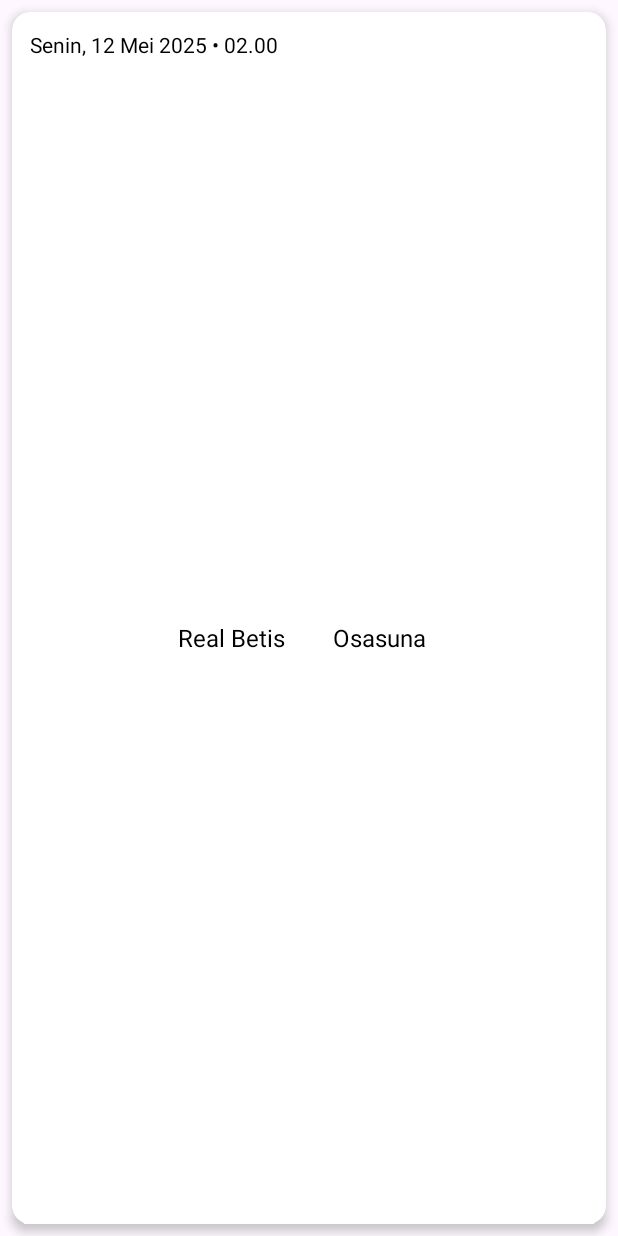
After one commit to ASenoJati/PAS_genap_02_10, an Android app: the layout jadwal_pertandingan_item_layout.xml on its own in the app's theme, with its tools: preview values and no code run, on a phone screen of 412 x 824 dp. The commit adds this screen. Run offline under Robolectric (Android 15) with nearby library versions, the phone set to English and light mode, and no system bars.

Commit message:
Feat [BANYU] jadwal pertandingan

```diff
--- a/app/src/main/java/com/example/pas_genap_02_10/SoccerAPI.java
+++ b/app/src/main/java/com/example/pas_genap_02_10/SoccerAPI.java
@@ -7,4 +7,8 @@ import retrofit2.http.Query;
 public interface SoccerAPI {
     @GET("/api/v1/json/3/search_all_teams.php?l=English%20Premier%20League")
     Call<EPLResponse> getEPL(@Query("l") String league);
+
+    @GET("/api/v1/json/3/eventsround.php?id=4328&r=38&s=2024-2025")
+    Call<JadwalPertandinganResponse> getJadwalPertandingan(@Query("l") String jadwal);
+
 }
--- /dev/null
+++ b/app/src/main/res/layout/jadwal_pertandingan_item_layout.xml
@@ -0,0 +1,90 @@
+<?xml version="1.0" encoding="utf-8"?>
+<androidx.cardview.widget.CardView xmlns:android="http://schemas.android.com/apk/res/android"
+    xmlns:card_view="http://schemas.android.com/apk/res-auto"
+    android:layout_width="match_parent"
+    android:layout_height="wrap_content"
+    android:layout_margin="8dp"
+    card_view:cardCornerRadius="12dp"
+    card_view:cardElevation="4dp"
+    card_view:cardBackgroundColor="@android:color/white">
+
+    <LinearLayout
+        android:layout_width="match_parent"
+        android:layout_height="wrap_content"
+        android:orientation="vertical"
+        android:padding="12dp">
+
+        <TextView
+            android:id="@+id/tvJadwalPertandingan"
+            android:layout_width="wrap_content"
+            android:layout_height="wrap_content"
+            android:text="Senin, 12 Mei 2025 • 02.00"
+            android:textColor="#000000"
+            android:textSize="14sp"
+            android:layout_marginBottom="8dp" />
+
+
+        <LinearLayout
+            android:layout_width="match_parent"
+            android:layout_height="wrap_content"
+            android:orientation="horizontal"
+            android:gravity="center"
+            android:paddingVertical="4dp">
+
+            <!-- Tim 1 (kiri) -->
+            <LinearLayout
+                android:layout_width="0dp"
+                android:layout_height="wrap_content"
+                android:layout_weight="1"
+                android:gravity="end|center_vertical"
+                android:orientation="horizontal">
+
+                <ImageView
+                    android:id="@+id/ivHomeTeam"
+                    android:layout_width="24dp"
+                    android:layout_height="24dp"
+                    android:contentDescription="Logo Real Betis" />
+
+                <TextView
+                    android:id="@+id/tvHomeTeam"
+                    android:layout_width="wrap_content"
+                    android:layout_height="wrap_content"
+                    android:layout_marginStart="8dp"
+                    android:text="Real Betis"
+                    android:textColor="#000000"
+                    android:textSize="16sp" />
+            </LinearLayout>
+
+            <!-- Spacer -->
+            <View
+                android:layout_width="32dp"
+                android:layout_height="wrap_content" />
+
+            <!-- Tim 2 (kanan) -->
+            <LinearLayout
+                android:layout_width="0dp"
+                android:layout_height="wrap_content"
+                android:layout_weight="1"
+                android:gravity="start|center_vertical"
+                android:orientation="horizontal">
+
+                <TextView
+                    android:id="@+id/tvAwayTeam"
+                    android:layout_width="wrap_content"
+                    android:layout_height="wrap_content"
+                    android:text="Osasuna"
+                    android:textColor="#000000"
+                    android:textSize="16sp"
+                    android:layout_marginEnd="8dp" />
+
+                <ImageView
+                    android:id="@+id/ivAwayTeam"
+                    android:layout_width="24dp"
+                    android:layout_height="24dp"
+                    android:contentDescription="Logo Osasuna" />
+            </LinearLayout>
+        </LinearLayout>
+
+    </LinearLayout>
+
+</androidx.cardview.widget.CardView>
```
Also changed, not shown: app/src/main/java/com/example/pas_genap_02_10/JadwalPertandinganAdapter.java (added, +61 -0 lines), app/src/main/java/com/example/pas_genap_02_10/JadwalPertandinganFragment.java (+40 -0 lines), app/src/main/java/com/example/pas_genap_02_10/JadwalPertandinganModel.java (added, +72 -0 lines), app/src/main/java/com/example/pas_genap_02_10/JadwalPertandinganResponse.java (added, +14 -0 lines), app/src/main/res/layout/fragment_jadwal_pertandingan.xml (+10 -3 lines).
